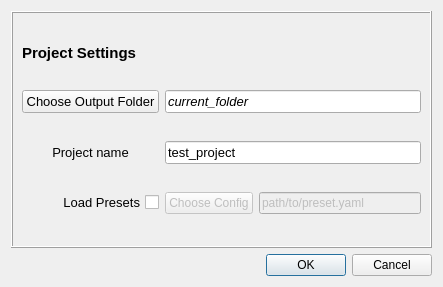
evo-biomech/scAnt, file GUI/scAnt_projectSettings_dlg.ui: the form before one commit.
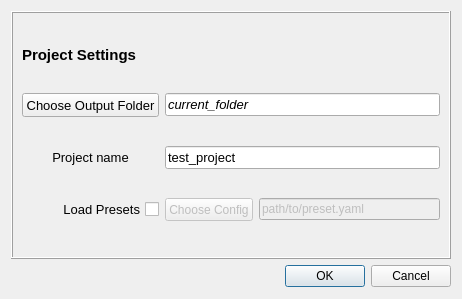
The form after the commit.

Diff of the .ui file:
```diff
--- a/GUI/scAnt_projectSettings_dlg.ui
+++ b/GUI/scAnt_projectSettings_dlg.ui
@@ -6,16 +6,28 @@
    <rect>
     <x>0</x>
     <y>0</y>
-    <width>439</width>
-    <height>285</height>
+    <width>462</width>
+    <height>299</height>
    </rect>
   </property>
+  <property name="minimumSize">
+   <size>
+    <width>462</width>
+    <height>299</height>
+   </size>
+  </property>
   <property name="windowTitle">
    <string>Dialog</string>
   </property>
   <layout class="QGridLayout" name="gridLayout">
    <item row="1" column="0">
     <widget class="QDialogButtonBox" name="buttonBox">
+     <property name="minimumSize">
+      <size>
+       <width>421</width>
+       <height>23</height>
+      </size>
+     </property>
      <property name="orientation">
       <enum>Qt::Horizontal</enum>
      </property>
@@ -59,9 +71,16 @@
           <verstretch>0</verstretch>
          </sizepolicy>
         </property>
+        <property name="minimumSize">
+         <size>
+          <width>133</width>
+          <height>16</height>
+         </size>
+        </property>
         <property name="font">
          <font>
           <pointsize>10</pointsize>
+          <weight>50</weight>
           <bold>false</bold>
          </font>
         </property>
@@ -81,9 +100,16 @@
           <verstretch>0</verstretch>
          </sizepolicy>
         </property>
+        <property name="minimumSize">
+         <size>
+          <width>260</width>
+          <height>21</height>
+         </size>
+        </property>
         <property name="font">
          <font>
           <pointsize>10</pointsize>
+          <weight>50</weight>
           <bold>false</bold>
          </font>
         </property>
@@ -102,13 +128,14 @@
         </property>
         <property name="minimumSize">
          <size>
-          <width>0</width>
-          <height>0</height>
+          <width>260</width>
+          <height>21</height>
          </size>
         </property>
         <property name="font">
          <font>
           <pointsize>10</pointsize>
+          <weight>50</weight>
           <italic>true</italic>
           <bold>false</bold>
          </font>
@@ -126,9 +153,16 @@
           <verstretch>0</verstretch>
          </sizepolicy>
         </property>
+        <property name="minimumSize">
+         <size>
+          <width>133</width>
+          <height>24</height>
+         </size>
+        </property>
         <property name="font">
          <font>
           <pointsize>10</pointsize>
+          <weight>50</weight>
           <bold>false</bold>
          </font>
         </property>
@@ -142,6 +176,12 @@
         <property name="enabled">
          <bool>false</bool>
         </property>
+        <property name="minimumSize">
+         <size>
+          <width>176</width>
+          <height>19</height>
+         </size>
+        </property>
         <property name="text">
          <string>path/to/preset.yaml</string>
         </property>
@@ -155,9 +195,16 @@
           <verstretch>0</verstretch>
          </sizepolicy>
         </property>
+        <property name="minimumSize">
+         <size>
+          <width>217</width>
+          <height>19</height>
+         </size>
+        </property>
         <property name="font">
          <font>
           <pointsize>11</pointsize>
+          <weight>75</weight>
           <bold>true</bold>
          </font>
         </property>
@@ -171,6 +218,12 @@
         <property name="enabled">
          <bool>false</bool>
         </property>
+        <property name="minimumSize">
+         <size>
+          <width>78</width>
+          <height>23</height>
+         </size>
+        </property>
         <property name="text">
          <string>Choose Config</string>
         </property>
@@ -178,6 +231,12 @@
       </item>
       <item row="6" column="0">
        <widget class="QCheckBox" name="checkBox_includePresets">
+        <property name="minimumSize">
+         <size>
+          <width>133</width>
+          <height>20</height>
+         </size>
+        </property>
         <property name="font">
          <font>
           <pointsize>10</pointsize>
```
Left out of the diff: 10 changed lines with no effect on the pictures.
